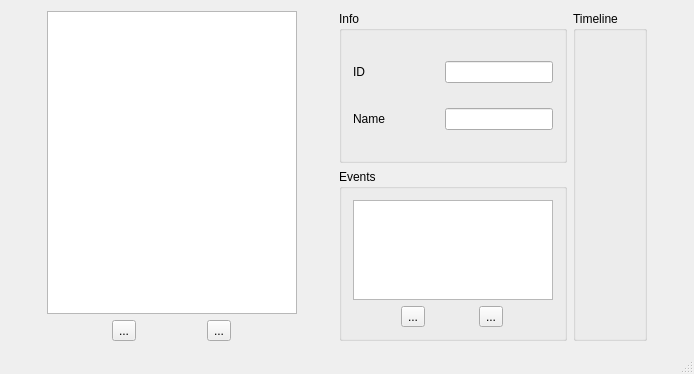
The window that mainwindow.ui (wasedaigo/samancing-roga) describes before a commit, drawn with Qt 5.
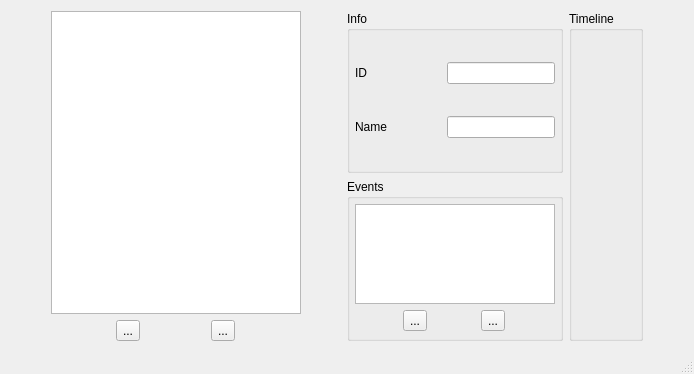
The same window after the commit. Icons and pictures are not drawn.

Diff of the .ui file:
```diff
--- a/mainwindow.ui
+++ b/mainwindow.ui
@@ -35,6 +35,9 @@
       </property>
       <item>
        <layout class="QHBoxLayout" name="animationViewerContainer">
+        <property name="spacing">
+         <number>2</number>
+        </property>
         <item>
          <widget class="QTreeView" name="animationTreeView">
           <property name="sizePolicy">
@@ -124,6 +127,9 @@
                <bool>false</bool>
               </property>
               <layout class="QGridLayout" name="gridLayout_3">
+               <property name="margin">
+                <number>5</number>
+               </property>
                <item row="1" column="0">
                 <widget class="QLabel" name="AnimationName">
                  <property name="text">
@@ -167,6 +173,9 @@
                <string>Events</string>
               </property>
               <layout class="QVBoxLayout" name="verticalLayout_4">
+               <property name="margin">
+                <number>5</number>
+               </property>
                <item>
                 <widget class="QTableWidget" name="eventTableWidget">
                  <property name="sizePolicy">
@@ -232,7 +241,11 @@
             <property name="title">
              <string>Timeline</string>
             </property>
-            <layout class="QHBoxLayout" name="timelineContainer"/>
+            <layout class="QHBoxLayout" name="timelineContainer">
+             <property name="margin">
+              <number>5</number>
+             </property>
+            </layout>
            </widget>
           </item>
          </layout>
```
